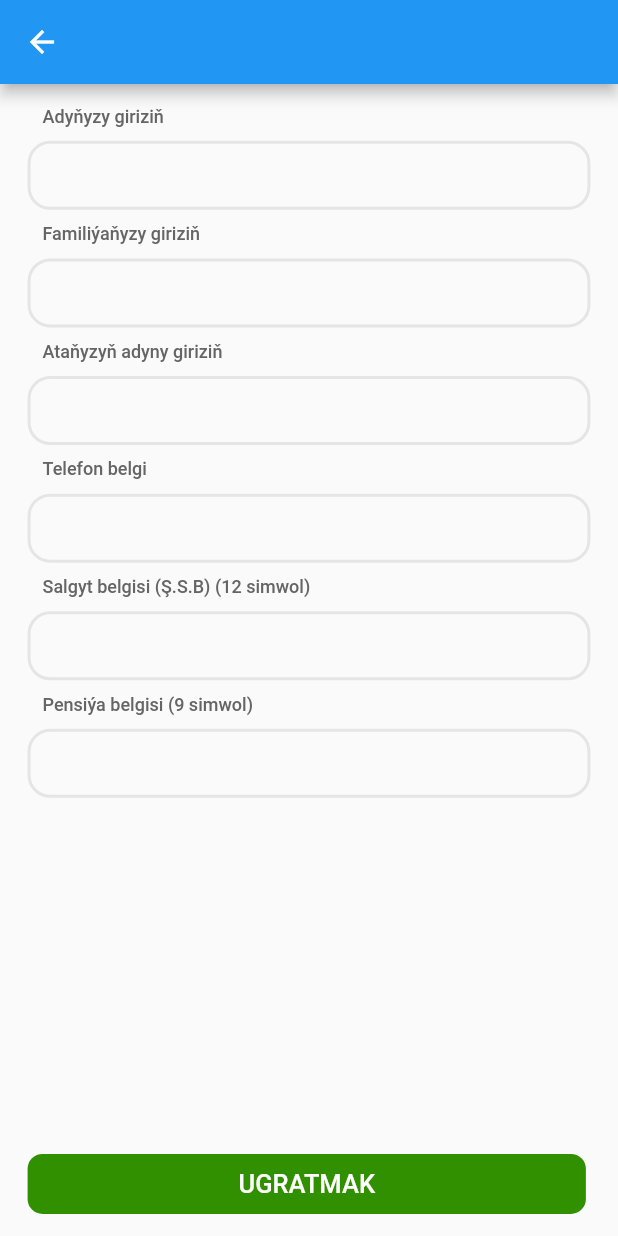
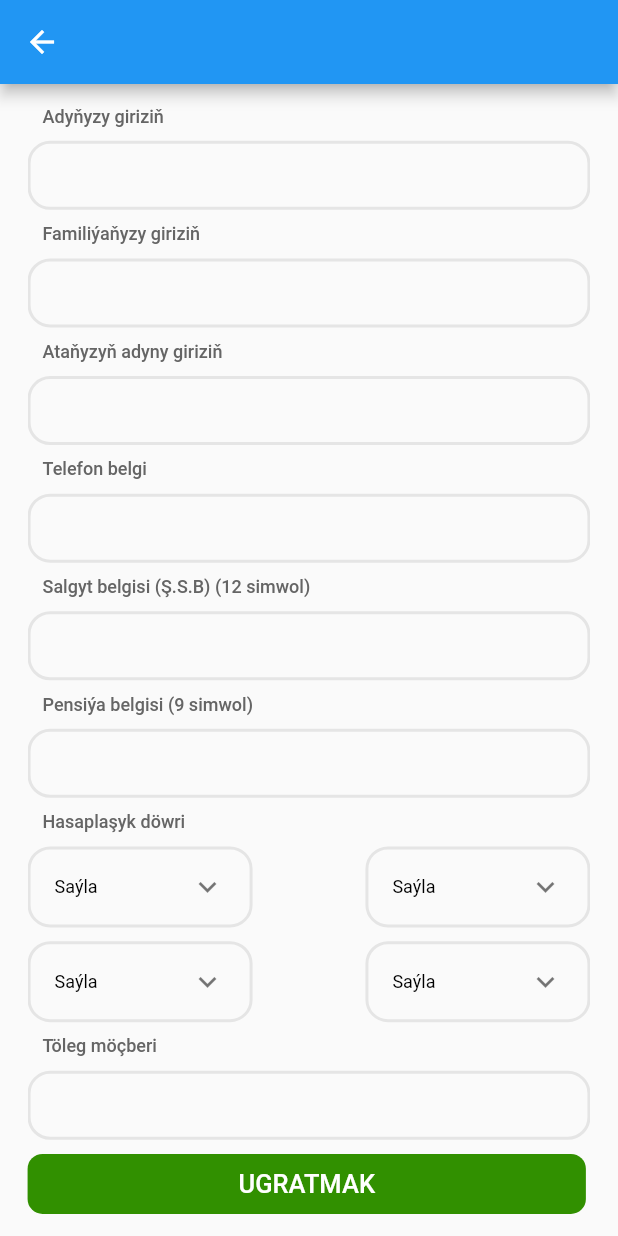
Before and after one commit to oberdiyewa/pensiya, a Flutter app: the OnlinePay screen opened directly, on a phone screen of 412 x 824 dp. Run offline on Flutter 3.47's test engine with Material 2 defaults, Android fonts, the phone set to English and light mode, and no system bars; our stand-ins replace file_picker, flutter_screenutil, flutter_svg, go_router, open_file.

Commit message:
online pay screen created

```diff
--- a/lib/screens/online_apply.dart
+++ b/lib/screens/online_apply.dart
@@ -27,7 +27,7 @@ class _OnlineApplyState extends State<OnlineApply> {
     'Halkara gatnaşyklar bölümi',
   ];
 
-  List<String> provincesList = [
+   List<String> provincesList = [
     'Aşgabat',
     'Ahal',
     'Balkan',
--- a/lib/screens/onlinepay_screen.dart
+++ b/lib/screens/onlinepay_screen.dart
@@ -15,6 +15,17 @@ class OnlinePay extends StatefulWidget {
 }
 
 class _OnlinePayState extends State<OnlinePay> {
+  List<String> yearsList = ['2020', '2021', '2022', '2023'];
+  List<String> provincesList = [
+    'Aşgabat',
+    'Ahal',
+    'Balkan',
+    'Daşoguz',
+    'Lebap',
+    'Mary'
+  ];
+  // List<String> provi=['2020', '2021', '2022', '2023'];
+
   Widget build(BuildContext context) {
     return Scaffold(
       appBar: AppBar(),
@@ -30,6 +41,49 @@ class _OnlinePayState extends State<OnlinePay> {
                 textFieldSection('Telefon belgi'),
                 textFieldSection('Salgyt belgisi (Ş.S.B) (12 simwol) '),
                 textFieldSection('Pensiýa belgisi (9 simwol) '),
+                Row(
+                  children: [
+                    SizedBox(
+                      width: 10.w,
+                    ),
+                    Text(
+                      'Hasaplaşyk döwri',
+                      style: subheadingStyle,
+                    ),
+                  ],
+                ),
+                SizedBox(
+                  height: 10.h,
+                ),
+                Row(
+                  mainAxisAlignment: MainAxisAlignment.spaceBetween,
+                  crossAxisAlignment: CrossAxisAlignment.start,
+                  children: [
+                    miniExpansionTile(yearsList),
+                    SizedBox(
+                      width: 20.w,
+                    ),
+                    miniExpansionTile(provincesList),
+                  ],
+                ),
+                SizedBox(
+                  height: 10.h,
+                ),
+                Row(
+                  mainAxisAlignment: MainAxisAlignment.spaceBetween,
+                  crossAxisAlignment: CrossAxisAlignment.start,
+                  children: [
+                    miniExpansionTile(yearsList),
+                    SizedBox(
+                      width: 20.w,
+                    ),
+                    miniExpansionTile(provincesList),
+                  ],
+                ),
+                SizedBox(
+                  height: 10.h,
+                ),
+                textFieldSection('Töleg möçberi'),
                 SizedBox(
                   height: 80,
                 ),
@@ -37,6 +91,35 @@ class _OnlinePayState extends State<OnlinePay> {
             ),
             Positioned(bottom: 0, child: BaseButton(title: 'Ugratmak'))
           ],
+        ),
+      ),
+    );
+  }
+
+  Container miniExpansionTile(List<String> children) {
+    return Container(
+      // height: 70,
+      width: 150,
+      // padding:
+      //     EdgeInsets.symmetric(vertical: 5, horizontal: 10),
+      decoration: BoxDecoration(
+          borderRadius: BorderRadius.circular(15),
+          border: Border.all(color: colorLightestGrey, width: 2)),
+      child: ListTileTheme(
+        dense: true,
+        child: ExpansionTile(
+          title: Text(
+            'Saýla',
+            style: captionStyle,
+          ),
+          children: List.generate(
+              children.length,
+              (index) => Column(
+                    crossAxisAlignment: CrossAxisAlignment.start,
+                    children: [
+                      Text(children[index]),
+                    ],
+                  )),
         ),
       ),
     );
```
Also changed, not shown: 1 other file.
